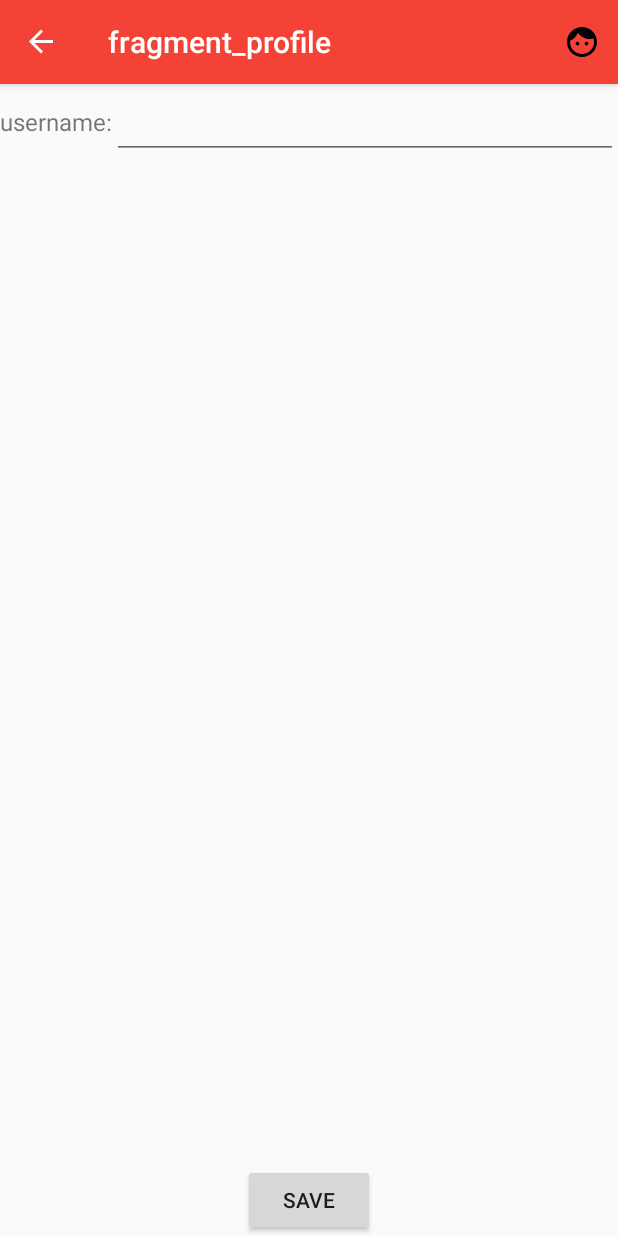
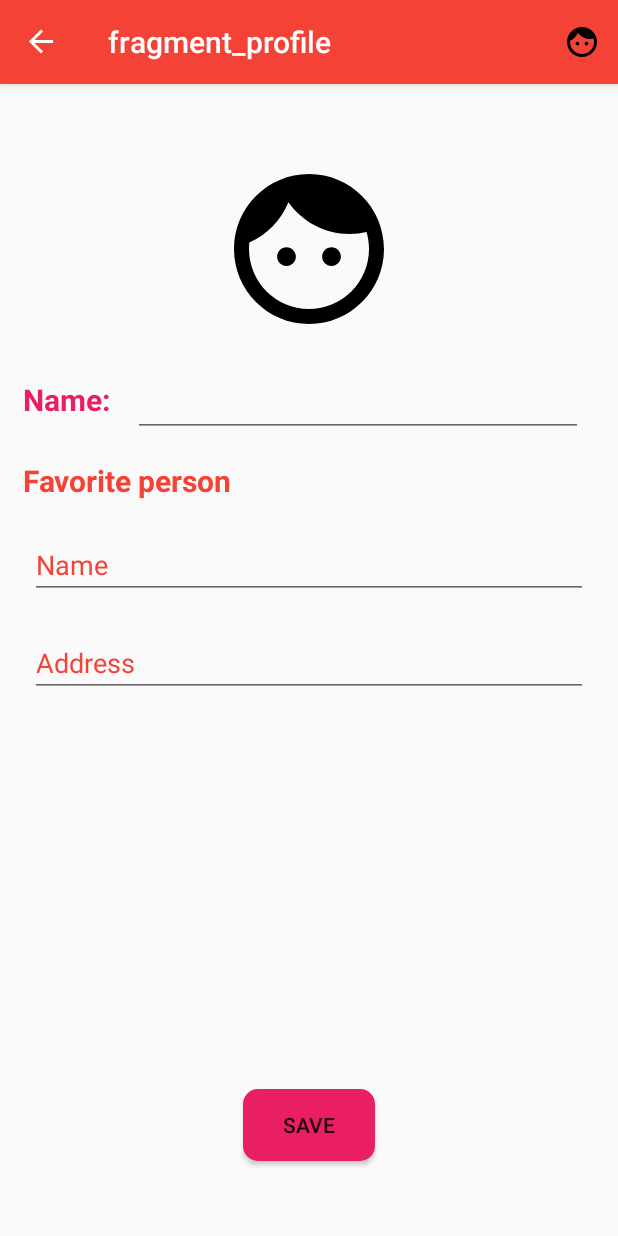
Before and after one commit to alungeipaula/FlowersStoreAndroid, an Android app: the NavigationActivity screen opened directly, with no data from a screen before it, after a tap on "Settings", on a phone screen of 412 x 824 dp. Run offline under Robolectric (Android 15) with nearby library versions, the light colour scheme and no system bars; our stand-ins replace navigation-ui.

Commit message:
from work - profile fragment adjustments

```diff
--- a/FlowerStore/app/src/main/AndroidManifest.xml
+++ b/FlowerStore/app/src/main/AndroidManifest.xml
@@ -16,7 +16,8 @@
         <activity
             android:name=".ui.NavigationActivity"
             android:label="@string/title_activity_navigation"
-            android:theme="@style/AppTheme.NoActionBar"></activity>
+            android:theme="@style/AppTheme.NoActionBar"
+            android:windowSoftInputMode="adjustPan"></activity>
         <!-- <activity android:name=".model.datasource.RetrofitActivity" />-->
         <!-- <activity android:name=".NavigationActivity"
              android:label="@string/title_activity_navigation"
--- a/FlowerStore/app/src/main/java/com/example/flowerstore/provider/SharedPreferenceProvider.java
+++ b/FlowerStore/app/src/main/java/com/example/flowerstore/provider/SharedPreferenceProvider.java
@@ -7,6 +7,9 @@ public class SharedPreferenceProvider {
     private SharedPreferences sharedPref;
 
     private String usernameKey = "usernameKey";
+    private String favoritePersonNameKey = "favoritePersonNameKey";
+    private String favoritePersonAddressKey = "favoritePersonAddressKey";
+
     //cheie noua
 
     public SharedPreferenceProvider(Context context) {
@@ -21,6 +24,21 @@ public class SharedPreferenceProvider {
         return sharedPref.getString(usernameKey, "");//default value
     }
 
+    public void saveFavoritePersonName(String favoritePersonName){
+        sharedPref.edit().putString(favoritePersonNameKey, favoritePersonName).apply();
+    }
+
+    public String loadFavoritePersonName(){
+        return sharedPref.getString(favoritePersonNameKey,"");
+    }
+
+    public void saveFavoritePersonAddress(String favoritePersonAddress){
+        sharedPref.edit().putString(favoritePersonAddressKey, favoritePersonAddress).apply();
+    }
+
+    public String loadFavoritePersonAddress(){
+       return  sharedPref.getString(favoritePersonAddressKey, "");
+    }
     //save
     //load
 }
--- a/FlowerStore/app/src/main/java/com/example/flowerstore/ui/profile/ProfileFragment.java
+++ b/FlowerStore/app/src/main/java/com/example/flowerstore/ui/profile/ProfileFragment.java
@@ -6,6 +6,8 @@ import android.view.View;
 import android.view.ViewGroup;
 import android.widget.Button;
 import android.widget.EditText;
+import android.widget.ImageView;
+import android.widget.TextView;
 
 import androidx.annotation.NonNull;
 import androidx.annotation.Nullable;
@@ -17,8 +19,15 @@ import com.example.flowerstore.ui.FlowerStoreApp;
 
 public class ProfileFragment extends Fragment {
 
-    private EditText usernameEditText;
-    private Button saveButton;
+    private ImageView profilePictureIm;
+    private Button fragProfileSaveBt;
+    private TextView fragProfileUsernameLabelTv;
+    private EditText fragProfileusernameEt;
+    private TextView favoritePersonLabelTv;
+    private EditText favoriteNameEt;
+    private EditText favoriteAddressEt;
+
+
 
     //unde iti trebuie SharedPref (Fragment) copiezi asta :
     private SharedPreferenceProvider sharedPreferenceProvider;
@@ -47,36 +56,79 @@ public class ProfileFragment extends Fragment {
     public void onViewCreated(@NonNull View view, @Nullable Bundle savedInstanceState) {
         super.onViewCreated(view, savedInstanceState);
         findViews(view);
-        String username = usernameEditText.getText().toString();
+
+        String username = fragProfileusernameEt.getText().toString();
         sharedPreferenceProvider.saveUsername(username);
-        loadSharedPreferences();
+        loadSharedPreferencesUserName();
+
+        String favoritePersonName = favoriteNameEt.getText().toString();
+        sharedPreferenceProvider.saveFavoritePersonName(favoritePersonName);
+        loadSharedPreferencesFavoritePersonName();
+
+
+        String  favoritePersonAddress = favoriteAddressEt.getText().toString();
+        sharedPreferenceProvider.saveFavoritePersonAddress(favoritePersonAddress);
+        loadSharedPreferencesFavoritePersonAddress();
         setEvents();
 
     }
 
     private void findViews(View v) {
-        usernameEditText = v.findViewById(R.id.frag_profile_username_et);
-        saveButton = v.findViewById(R.id.frag_profile_save_bt);
+        profilePictureIm = v.findViewById(R.id.profile_picture);
+        fragProfileUsernameLabelTv = v.findViewById(R.id.frag_profile_username_label);
+        fragProfileusernameEt = v.findViewById(R.id.frag_profile_username_et);
+        favoritePersonLabelTv = v.findViewById(R.id.favorite_person_label_tv);
+        favoriteNameEt = v.findViewById(R.id.favorite_name_tv);
+        favoriteAddressEt = v.findViewById(R.id.favorite_address_tv);
+        fragProfileSaveBt = v.findViewById(R.id.frag_profile_save_bt);
+
+        fragProfileSaveBt = v.findViewById(R.id.frag_profile_save_bt);
     } // si dupaia
 
     private void setEvents() {
-        saveButton.setOnClickListener(new View.OnClickListener() {
+        fragProfileSaveBt.setOnClickListener(new View.OnClickListener() {
             @Override
             public void onClick(View v) {
-                saveSharedPreferences();
+                saveSharedPreferencesUsername();
+                saveSharedPreferencesFavoritePersonName();
+                saveSharedPreferencesFavoritePersonAddress();
             }
         });
     }
 
-    private void loadSharedPreferences() {
+    //username
+    private void loadSharedPreferencesUserName() {
         String username = sharedPreferenceProvider.loadUsername(); // AICI e un Load
-        usernameEditText.setText(username);
+        fragProfileusernameEt.setText(username);
     }
 
-    private void saveSharedPreferences() {
-        String username = usernameEditText.getText().toString();
+    private void saveSharedPreferencesUsername() {
+        String username = fragProfileusernameEt.getText().toString();
         sharedPreferenceProvider.saveUsername(username); // AICI e un Save
     }
 
+    //favorite person name
+    private void loadSharedPreferencesFavoritePersonName(){
+        String favoritePersonName =  sharedPreferenceProvider.loadFavoritePersonName();
+        favoriteNameEt.setText(favoritePersonName);
+    }
+
+    private void saveSharedPreferencesFavoritePersonName() {
+        String favoritePersonName = favoriteNameEt.getText().toString();
+        sharedPreferenceProvider.saveFavoritePersonName(favoritePersonName); // AICI e un Save
+    }
+
+    //favorite address name
+    private void loadSharedPreferencesFavoritePersonAddress(){
+        String favoritePersonAddress =  sharedPreferenceProvider.loadFavoritePersonAddress();
+        favoriteAddressEt.setText(favoritePersonAddress);
+    }
+
+    private void saveSharedPreferencesFavoritePersonAddress() {
+        String favoritePersonAddress = favoriteAddressEt.getText().toString();
+        sharedPreferenceProvider.saveFavoritePersonAddress(favoritePersonAddress); // AICI e un Save
+    }
+
+
     //Tot ce scrii in SharedPrefProvider o sa fie vizibil oriunde poti obtine contextu aplicatiei.
 }
--- a/FlowerStore/app/src/main/res/layout/fragment_profile.xml
+++ b/FlowerStore/app/src/main/res/layout/fragment_profile.xml
@@ -8,25 +8,70 @@
 
     <ImageView
         android:id="@+id/profile_picture"
-        android:layout_width="wrap_content"
-        android:layout_height="wrap_content"/>
+        android:layout_width="120dp"
+        android:layout_height="120dp"
+        android:layout_marginTop="50dp"
+        android:layout_marginBottom="50dp"
+        app:layout_constraintTop_toTopOf="parent"
+        app:layout_constraintStart_toStartOf="parent"
+        app:layout_constraintEnd_toEndOf="parent"
+        android:src="@drawable/ic_profile"/>
+
     <TextView
         android:id="@+id/frag_profile_username_label"
         android:layout_width="wrap_content"
         android:layout_height="50dp"
+        android:layout_margin="15dp"
         android:gravity="center"
-        android:text="username:"
-        android:textSize="16sp"
+        android:text="Name:"
+        android:textSize="@dimen/small_dimension"
+        android:textColor="@color/colorPrimaryDark"
+        android:textStyle="bold"
         app:layout_constraintStart_toStartOf="parent"
-        app:layout_constraintTop_toTopOf="parent" />
+        app:layout_constraintTop_toBottomOf="@id/profile_picture"
+        />
 
     <EditText
         android:id="@+id/frag_profile_username_et"
-        android:layout_width="0dp"
+        android:layout_width="300dp"
         android:layout_height="50dp"
-        app:layout_constraintEnd_toEndOf="parent"
+        android:layout_margin="15dp"
         app:layout_constraintStart_toEndOf="@id/frag_profile_username_label"
-        app:layout_constraintTop_toTopOf="parent" />
+        app:layout_constraintTop_toBottomOf="@id/profile_picture"
+        />
+
+    <TextView
+        android:id="@+id/favorite_person_label_tv"
+        android:layout_width="wrap_content"
+        android:layout_height="wrap_content"
+        android:text="Favorite person"
+        android:textColor="@color/colorPrimary"
+        android:textStyle="bold"
+        android:textSize="20sp"
+        android:layout_margin="15dp"
+        app:layout_constraintTop_toBottomOf="@id/frag_profile_username_label"
+        app:layout_constraintStart_toStartOf="parent"/>
+
+
+    <EditText
+        android:id="@+id/favorite_name_tv"
+        android:layout_width="match_parent"
+        android:layout_height="wrap_content"
+        android:hint="@string/name"
+        android:textColorHint="@color/colorPrimary"
+        android:layout_margin="20dp"
+        app:layout_constraintTop_toBottomOf="@id/favorite_person_label_tv"
+        app:layout_constraintStart_toStartOf="parent"/>
+
+    <EditText
+        android:id="@+id/favorite_address_tv"
+        android:layout_width="match_parent"
+        android:layout_height="wrap_content"
+        android:hint="@string/adress"
+        android:textColorHint="@color/colorPrimary"
+        android:layout_margin="20dp"
+        app:layout_constraintTop_toBottomOf="@id/favorite_name_tv"
+        app:layout_constraintStart_toStartOf="parent"/>
 
     <Button
         android:id="@+id/frag_profile_save_bt"
@@ -35,5 +80,7 @@
         android:text="@string/save"
         app:layout_constraintBottom_toBottomOf="parent"
         app:layout_constraintEnd_toEndOf="parent"
-        app:layout_constraintStart_toStartOf="parent" />
+        app:layout_constraintStart_toStartOf="parent"
+        android:layout_marginBottom="50dp"
+        android:background="@drawable/round_shaped_button"/>
 </androidx.constraintlayout.widget.ConstraintLayout>
--- a/FlowerStore/app/src/main/res/values/colors.xml
+++ b/FlowerStore/app/src/main/res/values/colors.xml
@@ -4,7 +4,7 @@
     <color name="colorPrimaryDark">#E91E63</color>
     <color name="colorAccent">#E0F510</color>
     <color name="white">#FFF</color>
-    <color name="lightBackground">#E7D4D4</color>
+    <color name="lightBackground">#FAF5F5</color>
     <color name="black">#000</color>
     <color name="darkSilver">#99000000</color>
     <color name="blue">#FF1B3FF1</color>
```
